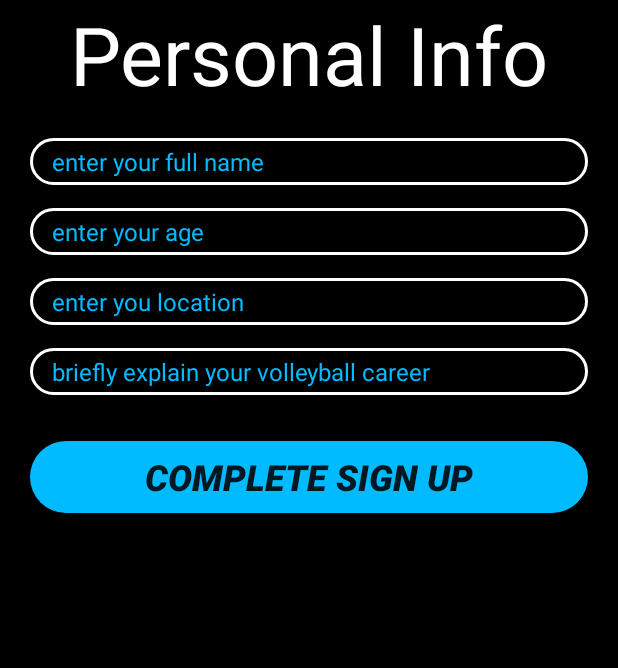
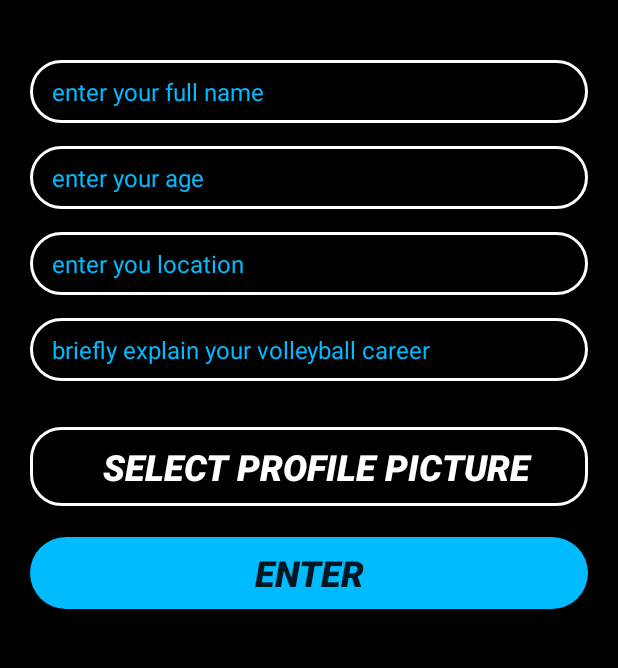
Before and after one commit to BZEEE/PursuitVolley_Android_App, an Android app: the CoachInfoEntryActivity screen opened directly, with no data from a screen before it, on a phone screen of 412 x 824 dp, the part 84-752 px from its top. Run offline under Robolectric (Android 15) with nearby library versions, the phone set to English and light mode, and no system bars; our stand-ins replace Firebase (no records; nobody signed in at launch, a user with empty details on screens opened directly); 3 statements that could not run were skipped.

Commit message:
allowing coach to set profile pic of user profile

```diff
--- a/app/src/main/AndroidManifest.xml
+++ b/app/src/main/AndroidManifest.xml
@@ -4,6 +4,7 @@
     package="com.beazle.pursuitvolley">
 
     <uses-permission android:name="android.permission.INTERNET" />
+    <uses-permission android:name="android.permission.WRITE_EXTERNAL_STORAGE" />
 
     <application
         android:allowBackup="true"
@@ -36,7 +37,7 @@
             </intent-filter>
         </activity>
         <activity android:name=".Coach.CoachSelection.CoachSelectionActivity" />
-        <activity android:name=".Coach.CoachInfoEntry" />
+        <activity android:name=".Coach.CoachInfoEntryActivity" />
         <activity android:name=".Coach.CoachProfile.CoachProfileActivity" />
         <activity android:name=".Player.PlayerLoginActivity" />
         <activity android:name=".Coach.CoachAuthentication.CoachLoginActivity" />
--- a/app/src/main/java/com/beazle/pursuitvolley/Coach/CoachAuthentication/CoachLoginActivity.java
+++ b/app/src/main/java/com/beazle/pursuitvolley/Coach/CoachAuthentication/CoachLoginActivity.java
@@ -12,7 +12,7 @@ import android.widget.EditText;
 import android.widget.TextView;
 import android.widget.Toast;
 
-import com.beazle.pursuitvolley.Coach.CoachInfoEntry;
+import com.beazle.pursuitvolley.Coach.CoachInfoEntryActivity;
 import com.beazle.pursuitvolley.Coach.CoachProfile.CoachProfileActivity;
 import com.beazle.pursuitvolley.DebugTags.DebugTags;
 import com.beazle.pursuitvolley.FirebaseFirestoreTags.FirestoreTags;
@@ -358,7 +358,7 @@ public class CoachLoginActivity extends AppCompatActivity {
     }
 
     private void GoToCoachInfoEntryActivity() {
-        startActivity(new Intent(this, CoachInfoEntry.class));
+        startActivity(new Intent(this, CoachInfoEntryActivity.class));
     }
 
     private void GoToCoachProfileActivity() {
--- a/app/src/main/java/com/beazle/pursuitvolley/Coach/CoachInfoEntry.java
+++ b/app/src/main/java/com/beazle/pursuitvolley/Coach/CoachInfoEntryActivity.java
@@ -22,7 +22,7 @@ import com.google.firebase.auth.FirebaseAuth;
 import com.google.firebase.firestore.DocumentReference;
 import com.google.firebase.firestore.FirebaseFirestore;
 
-public class CoachInfoEntry extends AppCompatActivity {
+public class CoachInfoEntryActivity extends AppCompatActivity {
 
     private FirebaseFirestore mFirestore;
     private FirebaseAuth mAuth;
@@ -31,6 +31,7 @@ public class CoachInfoEntry extends AppCompatActivity {
     private EditText ageEditText;
     private EditText locationEditText;
     private EditText bioEditText;
+    private Button selectProfilePictureButton;
     private Button enterCoachInfoButton;
 
     @Override
@@ -45,7 +46,18 @@ public class CoachInfoEntry extends AppCompatActivity {
         ageEditText = findViewById(R.id.coachInfoEntryAgeEditBox);
         locationEditText = findViewById(R.id.coachInfoEntryLocationEditBox);
         bioEditText = findViewById(R.id.coachInfoEntryBioEditBox);
+        selectProfilePictureButton = findViewById(R.id.coachSelectProfilePictureButton)
         enterCoachInfoButton = findViewById(R.id.coachInfoEntryButton);
+
+        selectProfilePictureButton.setOnClickListener(new View.OnClickListener() {
+            @Override
+            public void onClick(View v) {
+                // start intent filter to do the following
+                // (1) allow the user to take a picture from their camera as their profile pic
+                // (2) allow the user to select an image from gallery as profile pic
+            }
+        });
+
         enterCoachInfoButton.setOnClickListener(new View.OnClickListener() {
             @Override
             public void onClick(View v) {
@@ -67,8 +79,6 @@ public class CoachInfoEntry extends AppCompatActivity {
 
         final String coachUniqueId = mAuth.getCurrentUser().getUid();
         final Coach coach = CoachManager.GetSpecificCoach(coachUniqueId);
-
-        Log.d(DebugTags.DebugTAG, "activate bro");
 
         if (coach != null) {
             Log.d(DebugTags.DebugTAG, "we good");
--- a/app/src/main/java/com/beazle/pursuitvolley/Coach/CoachProfile/CoachBioFragment.java
+++ b/app/src/main/java/com/beazle/pursuitvolley/Coach/CoachProfile/CoachBioFragment.java
@@ -57,7 +57,7 @@ public class CoachBioFragment extends Fragment {
         coachAgeValueBox = bioFragmentView.findViewById(R.id.coachAgeValue);
         coachLocationValueBox = bioFragmentView.findViewById(R.id.coachLocationValue);
         coachBioValueBox = bioFragmentView.findViewById(R.id.coachBioValue);
-        coachProfilePic = bioFragmentView.findViewById(R.id.coachProfilePicImageView);
+        coachProfilePic = bioFragmentView.findViewById(R.id.bioFragmentCoachProfilePicImageView);
         RefreshCoachBioUI();
 
         return bioFragmentView;
--- a/app/src/main/res/drawable/circle_background.xml
+++ b/app/src/main/res/drawable/circle_background.xml
@@ -3,8 +3,8 @@
     <stroke android:width="2dp" android:color="@color/white" />
     <corners android:radius="20dp" />
     <padding
-        android:bottom="5dp"
-        android:top="5dp"
+        android:bottom="10dp"
+        android:top="10dp"
         android:left="15dp"
         android:right="5dp" />
 </shape>
--- a/app/src/main/res/layout/activity_coach_info_entry.xml
+++ b/app/src/main/res/layout/activity_coach_info_entry.xml
@@ -7,19 +7,7 @@
     android:background="@color/black"
     android:paddingLeft="20dp"
     android:paddingRight="20dp"
-    tools:context=".Coach.CoachInfoEntry">
-
-    <TextView
-        android:id="@+id/coachInfoEntryTitle"
-        android:text="@string/coach_info_entry_title_text"
-        android:textSize="54sp"
-        android:layout_marginBottom="20dp"
-        android:gravity="center"
-        android:layout_alignParentTop="true"
-        android:textColor="@color/white"
-        android:layout_width="match_parent"
-        android:layout_height="wrap_content" />
-
+    tools:context=".Coach.CoachInfoEntryActivity">
 
     <EditText
         android:id="@+id/coachInfoEntryNameEditBox"
@@ -27,8 +15,9 @@
         android:hint="@string/coach_info_entry_name_text"
         android:textColor="@color/white"
         android:textColorHint="@color/aquaBlue"
+        android:layout_marginTop="40dp"
         android:layout_marginBottom="15dp"
-        android:layout_below="@id/coachInfoEntryTitle"
+        android:layout_alignParentTop="true"
         android:textSize="16sp"
         android:layout_width="match_parent"
         android:layout_height="wrap_content" />
@@ -70,12 +59,25 @@
         android:layout_height="wrap_content" />
 
     <Button
+        android:id="@+id/coachSelectProfilePictureButton"
+        android:layout_width="match_parent"
+        android:layout_height="wrap_content"
+        android:layout_marginTop="15dp"
+        android:layout_marginBottom="5dp"
+        android:textStyle="bold|italic"
+        android:layout_below="@id/coachInfoEntryBioEditBox"
+        android:textSize="24sp"
+        android:textColor="@color/white"
+        android:text="@string/coach_info_entry_select_profile_pic_button_text"
+        android:background="@drawable/circle_background"/>
+
+    <Button
         android:id="@+id/coachInfoEntryButton"
         android:layout_width="match_parent"
         android:layout_height="wrap_content"
         android:layout_marginTop="15dp"
         android:textStyle="bold|italic"
-        android:layout_below="@id/coachInfoEntryBioEditBox"
+        android:layout_below="@id/coachSelectProfilePictureButton"
         android:textSize="24sp"
         android:text="@string/coach_info_entry_button_text"
         android:background="@drawable/rounded_corners_blue_background"/>
--- a/app/src/main/res/layout/fragment_bio.xml
+++ b/app/src/main/res/layout/fragment_bio.xml
@@ -28,7 +28,7 @@
             android:layout_weight="1">
 
             <ImageView
-                android:id="@+id/coachProfilePicImageView"
+                android:id="@+id/bioFragmentCoachProfilePicImageView"
                 android:layout_width="wrap_content"
                 android:layout_height="180dp" />
 
--- a/app/src/main/res/values/strings.xml
+++ b/app/src/main/res/values/strings.xml
@@ -54,12 +54,12 @@
     <string name="coach_current_account_number">account number</string>
 
     <!--Coach Info Entry Activity-->
-    <string name="coach_info_entry_title_text">Personal Info</string>
     <string name="coach_info_entry_name_text">enter your full name</string>
     <string name="coach_info_entry_age_text">enter your age</string>
     <string name="coach_info_entry_location_text">enter you location</string>
     <string name="coach_info_entry_bio_text">briefly explain your volleyball career</string>
-    <string name="coach_info_entry_button_text">complete sign up</string>
+    <string name="coach_info_entry_select_profile_pic_button_text">select profile picture</string>
+    <string name="coach_info_entry_button_text">Enter</string>
 
     <!--Player Info Entry Activity-->
     <string name="player_info_entry_title_text">Personal Info</string>
```
